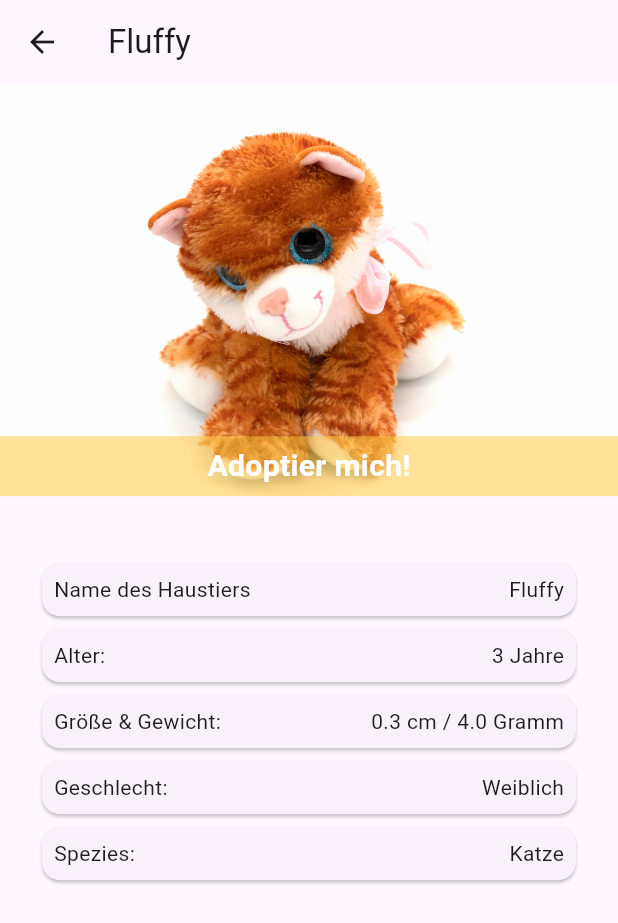
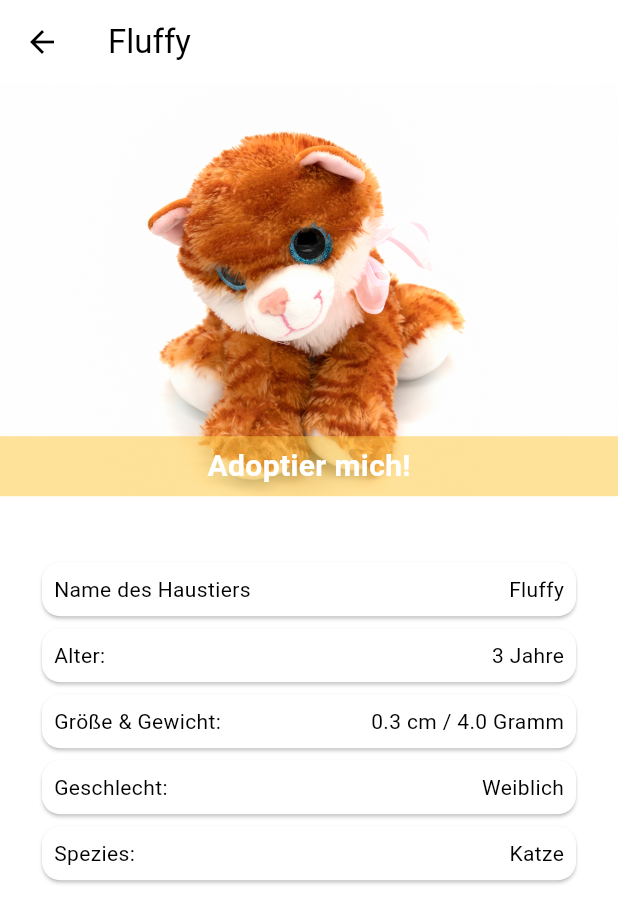
Before and after one commit to Isedin/pets-adopting-app, a Flutter app: the screen it shows after launch, after a tap on "Fluffy", on a phone screen of 412 x 824 dp. Shown: the top 923 px of the screen. Run offline on Flutter 3.47's test engine with Material 3 defaults, Android fonts, the phone set to English and light mode, and no system bars.

Commit message:
Enhance UI and navigation: update themes, improve detail screen state management, and fix splash screen navigation

```diff
--- a/lib/main.dart
+++ b/lib/main.dart
@@ -187,10 +187,19 @@ class MyApp extends StatelessWidget {
       // owner: null,
     );
     return MaterialApp(
+      darkTheme: ThemeData.dark(),
       debugShowCheckedModeBanner: false,
       title: 'Pummel The Fish',
       theme: ThemeData(
-        colorScheme: ColorScheme.fromSeed(seedColor: Colors.deepPurple),
+        useMaterial3: true,
+        colorScheme: const ColorScheme.light(
+          primary: Colors.blue,
+          onPrimary: Colors.white,
+          secondary: Colors.amber,
+          onSecondary: Colors.black,
+          surface: Colors.white,
+          onSurface: Colors.black,
+        ),
       ),
       // home: const SplashScreen(),
       // home: const CreatePetScreen(),
--- a/lib/screens/create_pet_screen.dart
+++ b/lib/screens/create_pet_screen.dart
@@ -14,6 +14,7 @@ class _CreatePetScreenState extends State<CreatePetScreen> {
   bool currentIsFemale = false;
   String? currentName;
   int? currentAge;
+
   double? currentHeight;
   double? currentWeight;
   Species? currentSpecies;
--- a/lib/screens/detail_pet_screen.dart
+++ b/lib/screens/detail_pet_screen.dart
@@ -1,25 +1,49 @@
 import 'package:flutter/material.dart';
 import 'package:pummel_the_fish/data/models/pet.dart';
 
-class DetailPetScreen extends StatelessWidget {
+class DetailPetScreen extends StatefulWidget {
   final Pet pet;
   const DetailPetScreen({super.key, required this.pet});
 
   @override
+  State<DetailPetScreen> createState() => _DetailPetScreenState();
+}
+
+class _DetailPetScreenState extends State<DetailPetScreen> {
+  @override
   Widget build(BuildContext context) {
-    return Scaffold(
-      appBar: AppBar(title: Text(pet.name)),
+    return PopScope(
+      canPop: false,
+      onPopInvokedWithResult: (didPop, result) {
+        if (didPop) {
+          return; // If the user popped the screen, do nothing.
+          // If the user tries to pop, redirect them to the home screen
+          // instead of going back to the previous screen.
+        }
+        print("Redirecting to home screen");
+        Navigator.pushNamed(context, "/home");
+      },
+      child: Scaffold(
+        appBar: AppBar(
+          leading: IconButton(
+            icon: const Icon(Icons.arrow_back),
+            onPressed: () {
+              Navigator.pushNamed(context, "/home");
+            },
+          ),
+          title: Text(widget.pet.name),
+        ),
         body: SafeArea(
           child: Column(
             children: <Widget>[
               Stack(
                 children: <Widget>[
                   Image.asset(
-                  pet.species == Species.dog
+                    widget.pet.species == Species.dog
                         ? "assets/images/dog.png"
-                      : pet.species == Species.cat
+                        : widget.pet.species == Species.cat
                         ? "assets/images/cat.jpg"
-                      : pet.species == Species.fish
+                        : widget.pet.species == Species.fish
                         ? "assets/images/fish.jpg"
                         : "assets/images/bird.jpg",
                   ),
@@ -45,31 +69,38 @@ class DetailPetScreen extends StatelessWidget {
                 ],
               ),
               Padding(
-              padding: const EdgeInsets.symmetric(vertical: 40, horizontal: 24),
+                padding: const EdgeInsets.symmetric(
+                  vertical: 40,
+                  horizontal: 24,
+                ),
                 child: Column(
                   children: <Widget>[
                     _InfoCard(
                       labelText: "Name des Haustiers",
-                    infoText: pet.name,
+                      infoText: widget.pet.name,
                     ),
-                  _InfoCard(labelText: "Alter:", infoText: "${pet.age} Jahre"),
+                    _InfoCard(
+                      labelText: "Alter:",
+                      infoText: "${widget.pet.age} Jahre",
+                    ),
                     _InfoCard(
                       labelText: "Größe & Gewicht:",
-                    infoText: "${pet.height} cm / ${pet.weight} Gramm",
+                      infoText:
+                          "${widget.pet.height} cm / ${widget.pet.weight} Gramm",
                     ),
                     _InfoCard(
                       labelText: "Geschlecht:",
-                    infoText: pet.isFemale == null
+                      infoText: widget.pet.isFemale == null
                           ? "Unbekannt"
-                        : (pet.isFemale! ? "Weiblich" : "Männlich"),
+                          : (widget.pet.isFemale! ? "Weiblich" : "Männlich"),
                     ),
                     _InfoCard(
                       labelText: "Spezies:",
-                    infoText: pet.species == Species.dog
+                      infoText: widget.pet.species == Species.dog
                           ? "Hund"
-                        : pet.species == Species.cat
+                          : widget.pet.species == Species.cat
                           ? "Katze"
-                        : pet.species == Species.fish
+                          : widget.pet.species == Species.fish
                           ? "Fisch"
                           : "Vogel",
                     ),
@@ -77,6 +108,7 @@ class DetailPetScreen extends StatelessWidget {
                 ),
               ),
             ],
+          ),
         ),
       ),
     );
--- a/lib/screens/home_screen.dart
+++ b/lib/screens/home_screen.dart
@@ -28,7 +28,7 @@ class _HomeScreenState extends State<HomeScreen> {
           padding: const EdgeInsets.only(left: 16),
           child: Image.asset('assets/images/pummel.png', fit: BoxFit.cover),
         ),
-        title: const Text("Home Screen"),
+        title: const Text("Pummel the Fish"),
       ),
       body: SafeArea(
         child: Padding(
--- a/lib/screens/splash_screen.dart
+++ b/lib/screens/splash_screen.dart
@@ -7,7 +7,7 @@ class SplashScreen extends StatelessWidget {
   @override
   Widget build(BuildContext context) {
     Timer(const Duration(seconds: 3), () {
-      Navigator.pushNamed(context, "/home");
+      Navigator.pushReplacementNamed(context, "/home");
     });
     return Scaffold(
       body: SafeArea(
```
Lines whose indentation alone changed are shown as unchanged.
